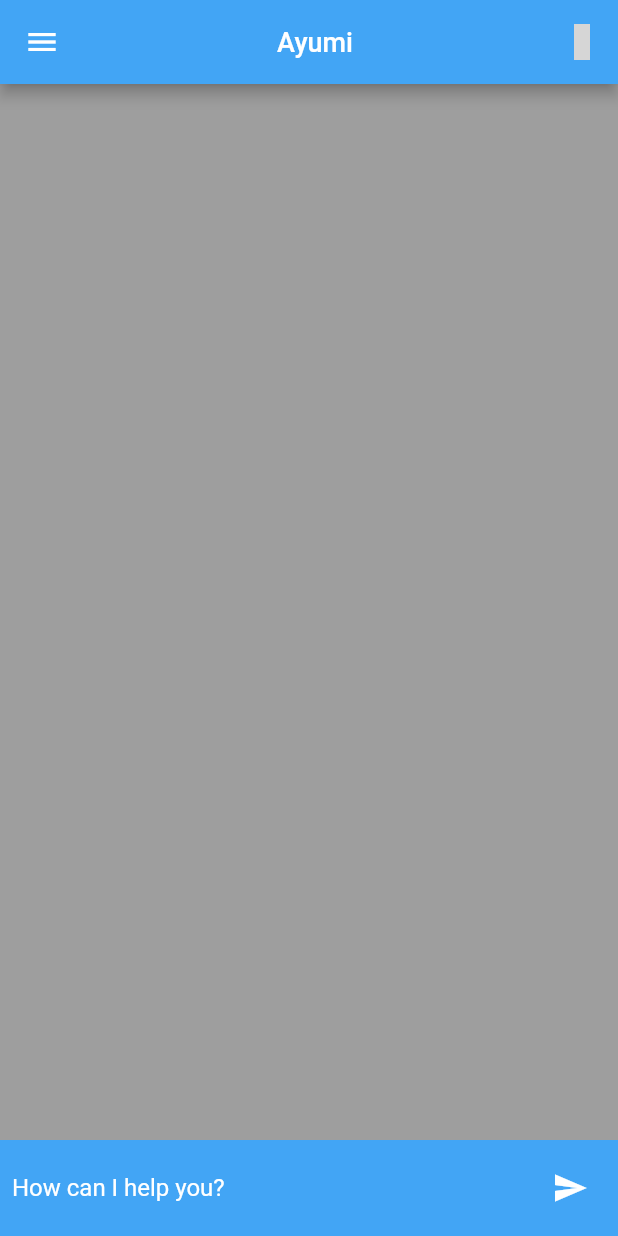
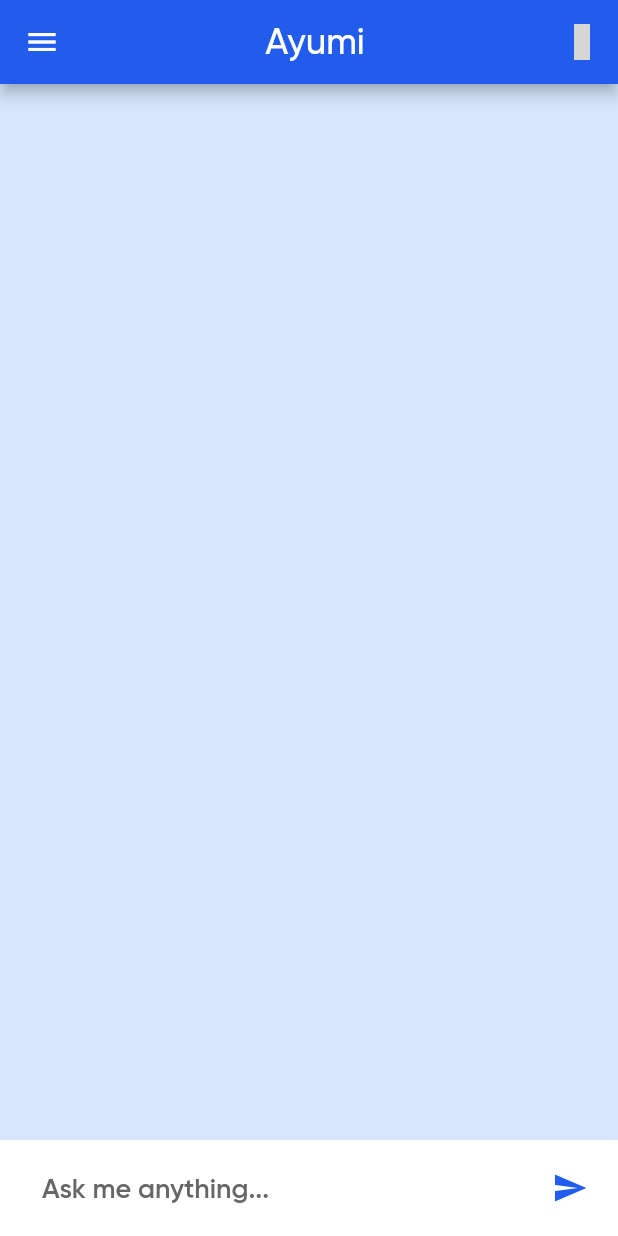
Before and after one commit to nitin-787/Ayumi-gpt, a Flutter app: the screen it shows after launch, on a phone screen of 412 x 824 dp. Run offline on Flutter 3.47's test engine with Material 2 defaults, Android fonts, the phone set to English and light mode, and no system bars; our stand-ins replace animated_text_kit, flutter_spinkit, iconly, iconsax; grey boxes are pictures that could not be loaded.

Commit message:
applied custom font

```diff
--- a/lib/constants/text_widget.dart
+++ b/lib/constants/text_widget.dart
@@ -21,6 +21,7 @@ class TextWidget extends StatelessWidget {
       style: TextStyle(
         color: color ?? Colors.white,
         fontSize: fontSize,
+        fontFamily: 'Gilroy',
         fontWeight: fontWeight ?? FontWeight.w500,
       ),
     );
--- a/lib/screens/chat_screen.dart
+++ b/lib/screens/chat_screen.dart
@@ -1,6 +1,5 @@
 import 'dart:developer';
 
-import 'package:chatgpt/constants/constants.dart';
 import 'package:chatgpt/constants/text_widget.dart';
 import 'package:chatgpt/providers/models_provider.dart';
 import 'package:chatgpt/services/assets_manger.dart';
@@ -52,11 +51,13 @@ class _ChatScreenState extends State<ChatScreen> {
     final chatProvider = Provider.of<ChatProvider>(context);
 
     return Scaffold(
+      backgroundColor: const Color(0xffd7e6fd),
       appBar: AppBar(
-        backgroundColor: cardColor,
+        backgroundColor: const Color(0xff215cec),
         title: const Center(
           child: TextWidget(
             label: 'Ayumi',
+            fontSize: 24,
             color: Colors.white,
           ),
         ),
@@ -70,7 +71,7 @@ class _ChatScreenState extends State<ChatScreen> {
         ],
       ),
       drawer: Drawer(
-        backgroundColor: drawerColor,
+        backgroundColor: const Color(0xffd7e6fd),
         child: Padding(
           padding: const EdgeInsets.fromLTRB(0, 70, 0, 0),
           child: ListView(
@@ -96,7 +97,8 @@ class _ChatScreenState extends State<ChatScreen> {
                         TextWidget(
                           label: "Nex",
                           color: Colors.black,
-                          fontSize: 20,
+                          fontSize: 24,
+                          fontWeight: FontWeight.bold,
                         ),
                         SizedBox(
                           height: 5,
@@ -104,6 +106,7 @@ class _ChatScreenState extends State<ChatScreen> {
                         TextWidget(
                           label: "Your daddy",
                           color: Colors.black,
+                          fontWeight: FontWeight.w500,
                           fontSize: 16,
                         ),
                       ],
@@ -205,11 +208,14 @@ class _ChatScreenState extends State<ChatScreen> {
               height: 15,
             ),
             Material(
-              color: cardColor,
+              color: const Color(0xffFFFFFF),
               child: Padding(
                 padding: const EdgeInsets.all(8.0),
                 child: Row(
                   children: [
+                    const SizedBox(
+                      width: 20,
+                    ),
                     Expanded(
                       child: TextField(
                         focusNode: focusNode,
@@ -224,9 +230,12 @@ class _ChatScreenState extends State<ChatScreen> {
                           );
                         },
                         decoration: const InputDecoration.collapsed(
-                          hintText: 'How can I help you?',
+                          hintText: 'Ask me anything...',
                           hintStyle: TextStyle(
-                            color: Colors.white,
+                            fontFamily: 'Gilroy',
+                            fontWeight: FontWeight.w600,
+                            fontSize: 18,
+                            color: Color(0xff666666),
                           ),
                           border: InputBorder.none,
                         ),
@@ -241,7 +250,7 @@ class _ChatScreenState extends State<ChatScreen> {
                       },
                       icon: const Icon(
                         Icons.send,
-                        color: Colors.white,
+                        color: Color(0xff215cec),
                       ),
                     ),
                   ],
```
Also changed, not shown: pubspec.yaml (+47 -18 lines), 1 other file.
